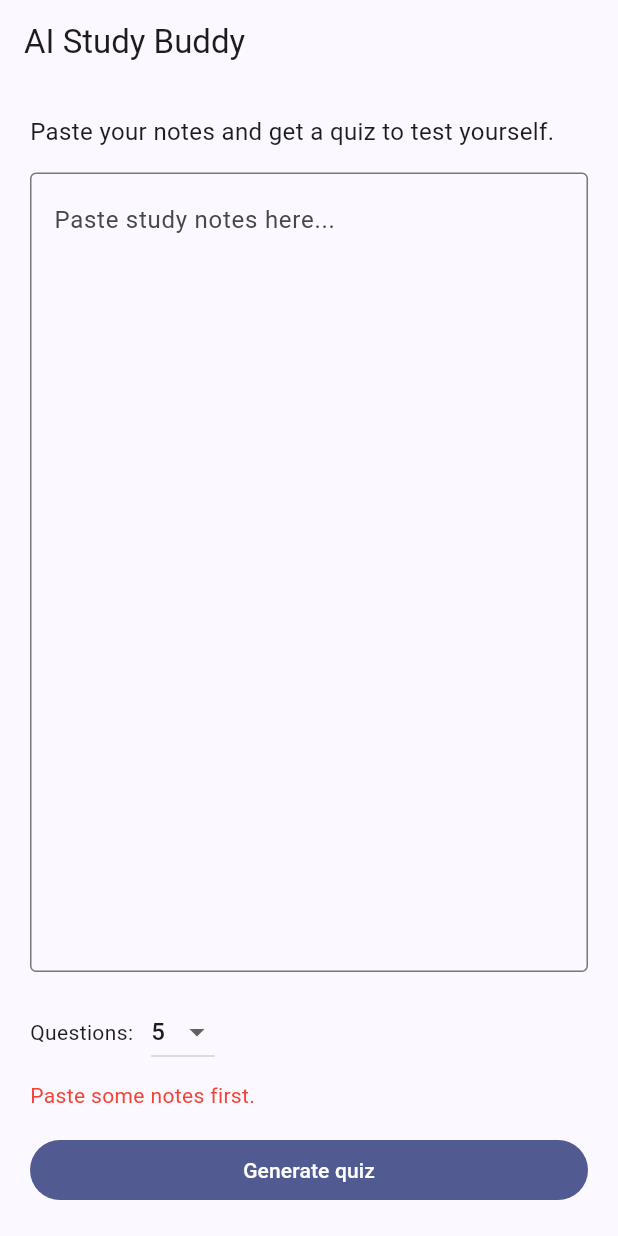
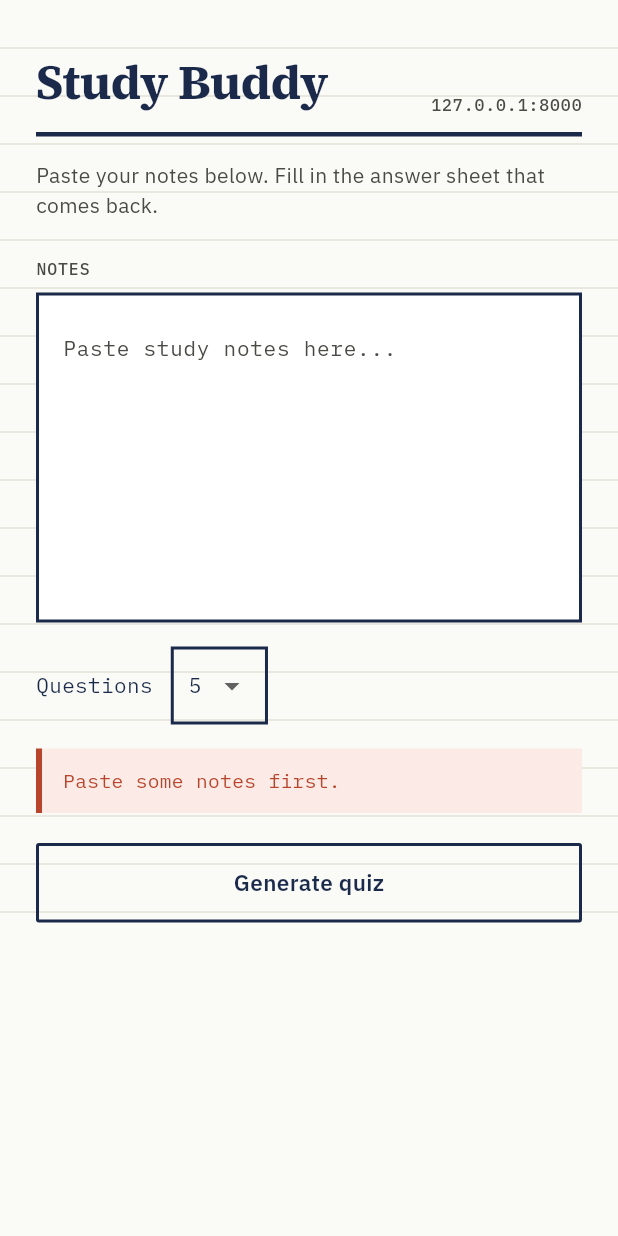
Before and after one commit to ChrisMantelos/ai-study-buddy, a Flutter app: the screen it shows after launch, after a tap on "Generate quiz", on a phone screen of 412 x 824 dp. Run offline on Flutter 3.47's test engine with Material 3 defaults, Android fonts, the phone set to English and light mode, and no system bars; our stand-ins replace google_fonts.

Commit message:
Refactor main screen layout and UI elements
Refactor the main screen layout to improve structure and readability. Added NotebookBackground and adjusted UI elements for better user experience.

```diff
--- a/frontend/lib/main.dart
+++ b/frontend/lib/main.dart
@@ -1,4 +1,5 @@
 import 'package:flutter/material.dart';
+import 'study_theme.dart';
 import 'study_buddy_api.dart';
 import 'quiz_screen.dart';
 
@@ -19,8 +20,12 @@ class StudyBuddyApp extends StatelessWidget {
     return MaterialApp(
       title: 'AI Study Buddy',
       theme: ThemeData(
-        colorSchemeSeed: Colors.indigo,
+        scaffoldBackgroundColor: StudyColors.paper,
         useMaterial3: true,
+        colorScheme: ColorScheme.fromSeed(
+          seedColor: StudyColors.ink,
+          surface: StudyColors.paper,
+        ),
       ),
       home: const HomeScreen(),
     );
@@ -71,66 +76,134 @@ class _HomeScreenState extends State<HomeScreen> {
   @override
   Widget build(BuildContext context) {
     return Scaffold(
-      appBar: AppBar(title: const Text('AI Study Buddy')),
-      body: Padding(
-        padding: const EdgeInsets.all(20),
+      body: NotebookBackground(
+        child: SafeArea(
+          child: SingleChildScrollView(
+            padding: const EdgeInsets.fromLTRB(24, 32, 24, 24),
+            child: ConstrainedBox(
+              constraints: const BoxConstraints(maxWidth: 640),
               child: Column(
                 crossAxisAlignment: CrossAxisAlignment.start,
                 children: [
-            const Text(
-              'Paste your notes and get a quiz to test yourself.',
-              style: TextStyle(fontSize: 16),
+                  Row(
+                    crossAxisAlignment: CrossAxisAlignment.end,
+                    mainAxisAlignment: MainAxisAlignment.spaceBetween,
+                    children: [
+                      Text('Study Buddy', style: StudyText.masthead),
+                      Text(
+                        backendUrl.replaceFirst('http://', ''),
+                        style: StudyText.label,
                       ),
+                    ],
+                  ),
+                  const SizedBox(height: 10),
+                  Container(height: 3, color: StudyColors.ink),
                   const SizedBox(height: 16),
-            Expanded(
+                  Text(
+                    'Paste your notes below. Fill in the answer sheet that comes back.',
+                    style: StudyText.bodySoft,
+                  ),
+                  const SizedBox(height: 24),
+                  Text('NOTES', style: StudyText.label),
+                  const SizedBox(height: 8),
+                  Container(
+                    height: 220,
+                    padding: const EdgeInsets.all(16),
+                    decoration: BoxDecoration(
+                      color: Colors.white,
+                      border: Border.all(color: StudyColors.ink, width: 2),
+                    ),
                     child: TextField(
                       controller: notesController,
                       maxLines: null,
                       expands: true,
                       textAlignVertical: TextAlignVertical.top,
-                decoration: const InputDecoration(
+                      style: StudyText.mono,
+                      decoration: InputDecoration(
+                        border: InputBorder.none,
                         hintText: 'Paste study notes here...',
-                  border: OutlineInputBorder(),
+                        hintStyle: StudyText.mono.copyWith(
+                          color: StudyColors.inkSoft,
+                        ),
                       ),
                     ),
                   ),
                   const SizedBox(height: 16),
                   Row(
                     children: [
-                const Text('Questions:'),
+                      Text('Questions', style: StudyText.mono),
                       const SizedBox(width: 12),
-                DropdownButton<int>(
+                      Container(
+                        decoration: BoxDecoration(
+                          border: Border.all(color: StudyColors.ink, width: 2),
+                        ),
+                        child: DropdownButtonHideUnderline(
+                          child: DropdownButton<int>(
                             value: numQuestions,
+                            padding: const EdgeInsets.symmetric(horizontal: 10),
+                            style: StudyText.mono,
                             items: [3, 5, 7, 10]
-                      .map((n) => DropdownMenuItem(value: n, child: Text('$n')))
+                                .map((n) => DropdownMenuItem(
+                                    value: n, child: Text('$n')))
                                 .toList(),
                             onChanged: (value) {
-                    if (value != null) setState(() => numQuestions = value);
+                              if (value != null) {
+                                setState(() => numQuestions = value);
+                              }
                             },
+                          ),
+                        ),
                       ),
                     ],
                   ),
                   if (errorMessage != null) ...[
-              const SizedBox(height: 8),
-              Text(errorMessage!, style: const TextStyle(color: Colors.red)),
+                    const SizedBox(height: 16),
+                    Container(
+                      width: double.infinity,
+                      padding: const EdgeInsets.symmetric(
+                          horizontal: 14, vertical: 12),
+                      decoration: BoxDecoration(
+                        color: StudyColors.incorrectBg,
+                        border: Border(
+                          left: BorderSide(
+                              color: StudyColors.incorrect, width: 4),
+                        ),
+                      ),
+                      child: Text(
+                        errorMessage!,
+                        style: StudyText.mono.copyWith(
+                          color: StudyColors.incorrect,
+                          fontSize: 13,
+                        ),
+                      ),
+                    ),
                   ],
-            const SizedBox(height: 16),
-            SizedBox(
-              width: double.infinity,
-              child: FilledButton(
+                  const SizedBox(height: 20),
+                  HighlighterButton(
+                    label: 'Generate quiz',
                     onPressed: loading ? null : generateQuiz,
                     child: loading
                         ? const SizedBox(
-                        height: 20,
-                        width: 20,
-                        child: CircularProgressIndicator(strokeWidth: 2),
+                            height: 18,
+                            width: 18,
+                            child: CircularProgressIndicator(
+                              strokeWidth: 2,
+                              color: StudyColors.ink,
+                            ),
                           )
-                    : const Text('Generate quiz'),
+                        : Text(
+                            'Generate quiz',
+                            style: StudyText.body.copyWith(
+                              fontWeight: FontWeight.w600,
+                            ),
                           ),
                   ),
                 ],
               ),
             ),
+          ),
+        ),
+      ),
     );
   }
 }
```
Lines whose indentation alone changed are shown as unchanged.
